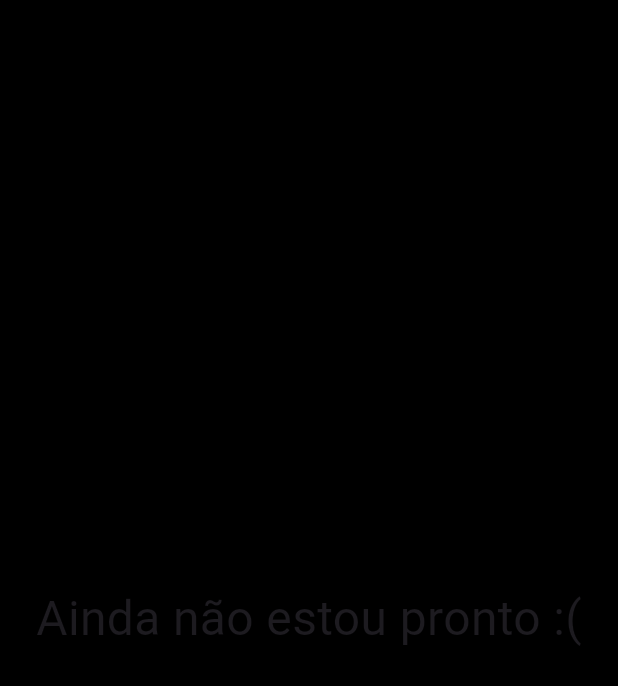
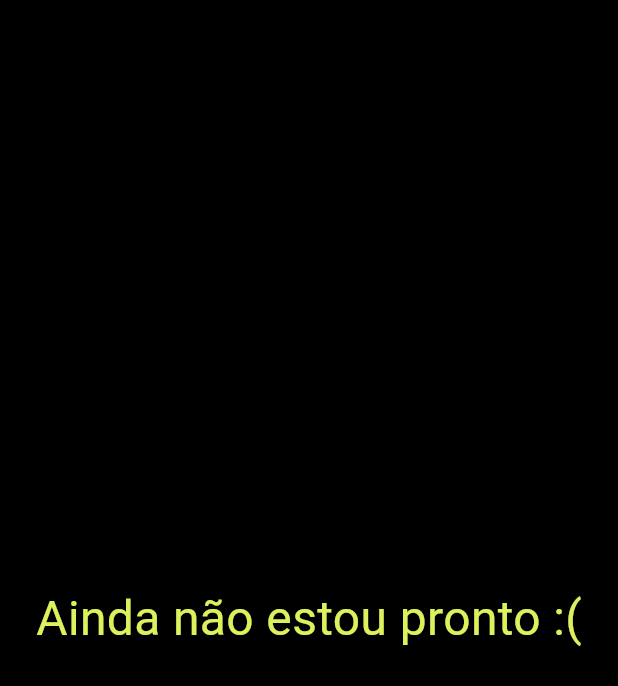
Before and after one commit to turbodesignmarketing/siteturbo, a Flutter app: the screen it shows after launch, on a phone screen of 412 x 824 dp. Shown: the top 686 px of the screen. Run offline on Flutter 3.47's test engine with Material 3 defaults, Android fonts, the phone set to English and light mode, and no system bars; our stand-ins replace animated_text_kit, carousel_slider, firebase_core, flutter_mobx, flutter_modular, flutter_svg and 1 more; missing offline and left inert: seo_renderer; accounts and stored records are empty; generated files the repository leaves out were written again.

Commit message:
change color

```diff
--- a/lib/features/home/presentation/pages/home_page.dart
+++ b/lib/features/home/presentation/pages/home_page.dart
@@ -50,6 +50,7 @@ class _HomePageState extends State<HomePage> {
                 'Ainda não estou pronto :(',
                 style: TextStyle(
                   fontSize: 32,
+                  color: AppColors.turbogreen,
                 ),
               ),
             ),
```
